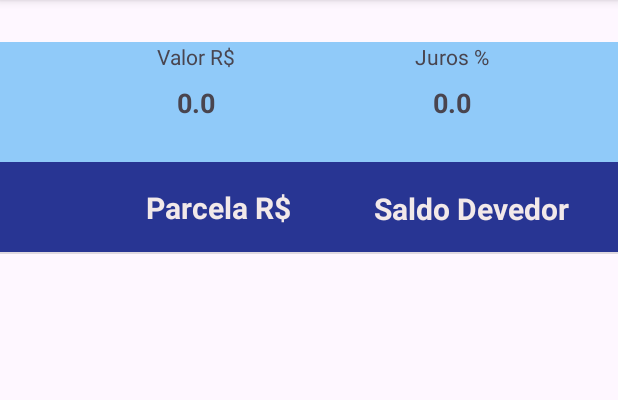
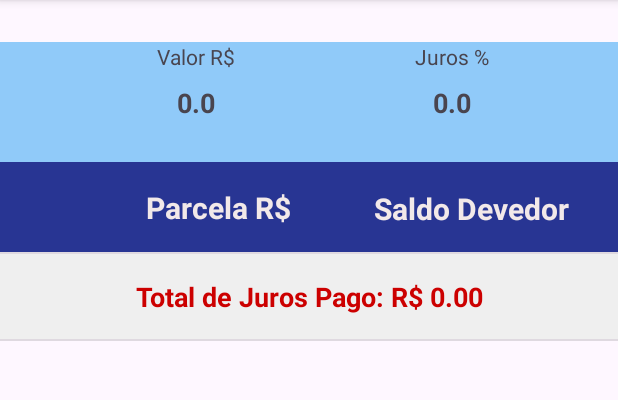
Before and after one commit to IsabellyMV2004/TrabalhoFC4, an Android app: the PlanilhaActivity screen opened directly, with no data from a screen before it, on a phone screen of 412 x 824 dp, the part 96-496 px from its top. Run offline under Robolectric (Android 15) with nearby library versions, the phone set to English and light mode, and no system bars.

Commit message:
Resolvendo conflitos e dando merge.

```diff
--- a/app/src/main/java/com/example/simuladorfin/PlanilhaActivity.java
+++ b/app/src/main/java/com/example/simuladorfin/PlanilhaActivity.java
@@ -59,16 +59,11 @@ public class PlanilhaActivity extends AppCompatActivity {
             @Override
             public void onItemClick(AdapterView<?> adapterView, View view, int i, long l) {
                 Parcela parcela1=(Parcela)adapterView.getItemAtPosition(i);
-//                Toast.makeText(PlanilhaActivity.this,"Valor dos juros: R$ "+
-//                        String.format("%.2f",parcela1.getJuros())+
-//                        " Valor a deduzir R$ "+
-//                        String.format("%.2f",parcela1.getAmort()),Toast.LENGTH_LONG)
-//                        .show();
                 Snackbar snackbar;
                 snackbar=Snackbar.make(view,"Valor dos juros: R$ "+
-                        String.format("%.2f",parcela1.getJuros())+
-                        " Valor a deduzir R$ "+
-                        String.format("%.2f",parcela1.getAmort()),
+                                String.format("%.2f",parcela1.getJuros())+
+                                " Valor a deduzir R$ "+
+                                String.format("%.2f",parcela1.getAmort()),
                         Snackbar.LENGTH_LONG);
                 snackbar.show();
             }
@@ -98,17 +93,35 @@ public class PlanilhaActivity extends AppCompatActivity {
     }
 
     private void gerarPlanilhaPrice() {
-        List<Parcela> parcelaList=new ArrayList<>();
-        double jurosParcela, saldoDevedor=valor;
-        parcela = Price.calcParcela(valor, juros, prazo);
-        for(int i=1; i<=prazo; i++){
-            jurosParcela=saldoDevedor*juros/100;
-            saldoDevedor-=parcela-jurosParcela;
-            Parcela p = new Parcela(i,parcela,jurosParcela,parcela-jurosParcela,saldoDevedor);
-            parcelaList.add(p);
+        // Monta a lista de parcelas e calcula o total de juros
+        List<Parcela> parcelaList = new ArrayList<>();
+        double saldoDevedor = valor, totalJuros = 0.0, jurosParcela, amortizacao;
+        View rodape;
+        TextView tvTotalJuros;
+        parcela=Price.calcParcela(valor,juros,prazo);
+        for (int i = 1; i <= prazo; i++) {
+            jurosParcela = saldoDevedor * (juros / 100.0);
+            amortizacao = parcela - jurosParcela;
+            saldoDevedor -= amortizacao;
+
+            // Evita resíduo negativo no último item
+            if (i == prazo && Math.abs(saldoDevedor) < 0.01)
+                saldoDevedor = 0.0;
+
+            totalJuros += jurosParcela;
+            parcelaList.add(new Parcela(i, parcela, jurosParcela, amortizacao, saldoDevedor));
         }
-        ParcelaAdapter parcelaAdapter=new ParcelaAdapter(this,
-                R.layout.item_layout, parcelaList);
+
+        if (listView.getFooterViewsCount() == 0) {
+            rodape = getLayoutInflater().inflate(R.layout.rodape_layout, listView, false);
+            listView.addFooterView(rodape);
+        }
+        // Atualiza o texto do footer
+        tvTotalJuros = listView.findViewById(R.id.tvTotalJuros);
+        if (tvTotalJuros != null)
+            tvTotalJuros.setText("Total de Juros Pago: R$ " + String.format("%.2f", totalJuros));
+
+        ParcelaAdapter parcelaAdapter = new ParcelaAdapter(this, R.layout.item_layout, parcelaList);
         listView.setAdapter(parcelaAdapter);
     }
 
@@ -126,4 +139,6 @@ public class PlanilhaActivity extends AppCompatActivity {
                 R.layout.item_layout, parcelaList);
         listView.setAdapter(parcelaAdapter);
     }
+
+
 }
--- /dev/null
+++ b/app/src/main/res/layout/rodape_layout.xml
@@ -0,0 +1,12 @@
+<?xml version="1.0" encoding="utf-8"?>
+<TextView xmlns:android="http://schemas.android.com/apk/res/android"
+    android:id="@+id/tvTotalJuros"
+    android:layout_width="match_parent"
+    android:layout_height="wrap_content"
+    android:padding="16dp"
+    android:gravity="center"
+    android:textSize="18sp"
+    android:textStyle="bold"
+    android:textColor="@android:color/holo_red_dark"
+    android:background="#EFEFEF"
+    android:text="Total de Juros: R$ 0,00"/>
```
